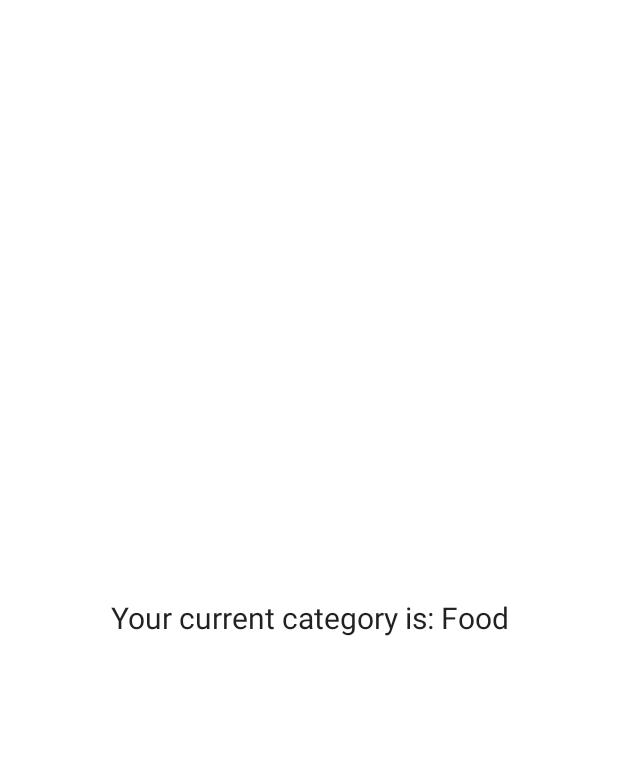
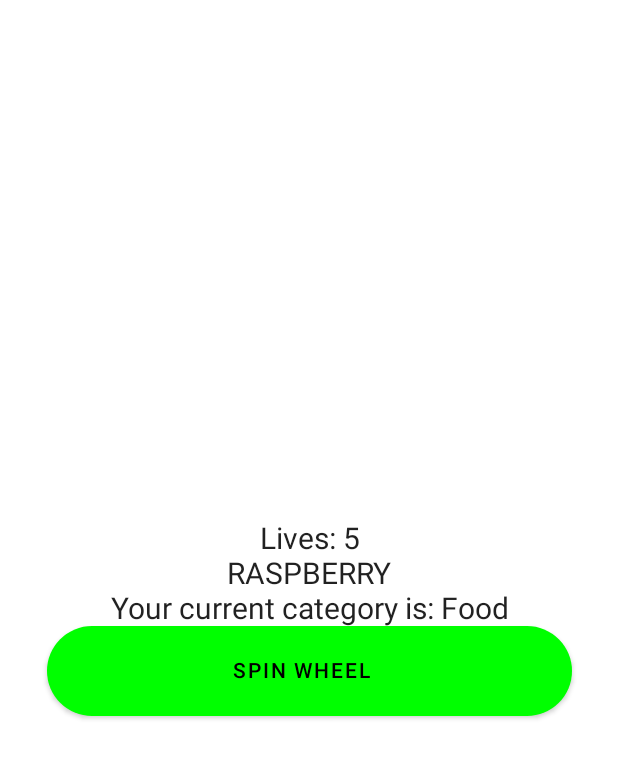
Before and after one commit to AlexBatten/wheeloffortune, an Android app built with Jetpack Compose: the @Preview function PlayScreenPreview, on a phone screen of 412 x 824 dp. Shown: the top 759 px of the screen. Run offline under Robolectric (Android 15) with nearby library versions, the phone set to English and light mode, and no system bars.

```diff
--- a/app/src/main/java/com/example/wheeloffortune/PlayScreen.kt
+++ b/app/src/main/java/com/example/wheeloffortune/PlayScreen.kt
@@ -1,24 +1,23 @@
 package com.example.wheeloffortune
 
-import android.content.Intent
+import android.annotation.SuppressLint
 import android.os.Bundle
 import androidx.activity.ComponentActivity
 import androidx.activity.compose.setContent
 import androidx.compose.foundation.layout.*
 import androidx.compose.foundation.shape.RoundedCornerShape
 import androidx.compose.material.*
-import androidx.compose.runtime.Composable
+import androidx.compose.runtime.*
 import androidx.compose.ui.Alignment
 import androidx.compose.ui.Modifier
 import androidx.compose.ui.graphics.Color
 import androidx.compose.ui.res.stringResource
+import androidx.compose.ui.text.input.TextFieldValue
 import androidx.compose.ui.text.style.TextAlign
 import androidx.compose.ui.tooling.preview.Preview
 import androidx.compose.ui.unit.dp
 import androidx.compose.ui.unit.sp
 import com.example.wheeloffortune.data.Data
-import com.example.wheeloffortune.model.Player
-import com.example.wheeloffortune.model.Wheel
 import com.example.wheeloffortune.ui.theme.WheeloffortuneTheme
 import kotlin.random.Random
 
@@ -34,6 +33,7 @@ class PlayScreen : ComponentActivity() {
                     modifier = Modifier.fillMaxSize(),
                     color = MaterialTheme.colors.background
                 ) {
+                    newGame()
                     Combined()
                 }
             }
@@ -49,16 +49,11 @@ fun Combined() {
         verticalArrangement = Arrangement.Center,
         horizontalAlignment = Alignment.CenterHorizontally){
 
-        data.currentcategory = data.categoryarray[randomint(data.categoryarray.size)]
-
-        when (data.currentcategory) {
-            "Animal" -> data.currentword = data.animalarray[randomint(data.animalarray.size)]
-            "City" -> data.currentword = data.cityarray[randomint(data.cityarray.size)]
-            "Food" -> data.currentword = data.foodarray[randomint(data.foodarray.size)]
-            "Software" -> data.currentword = data.softwarearray[randomint(data.softwarearray.size)]
-        }
-
+        LifeField()
+        WordField()
         CategoryField()
+        SpinButton()
+        KeyboardField()
 
     }
 }
@@ -71,6 +66,18 @@ fun CategoryField() {
 @Composable
 fun WordField() {
 
+    Text(text = data.currentword, fontSize = 20.sp, textAlign = TextAlign.Center, modifier = Modifier.width(400.dp))
+
+}
+
+//TODO: FIX STATE NOT UPDATING WHEN UPDATING LIFE AMOUNT IN DATA
+
+@SuppressLint("UnrememberedMutableState")
+@Composable
+fun LifeField() {
+
+    val lifeui by mutableStateOf(data.player.life)
+    Text(text = stringResource(R.string.lifeamount) + " " + lifeui, fontSize = 20.sp, textAlign = TextAlign.Center, modifier = Modifier.width(400.dp))
 }
 
 @Composable
@@ -80,10 +87,12 @@ fun KeyboardField() {
 
 @Composable
 fun SpinButton() {
-    Button(onClick = {      }, colors = ButtonDefaults.buttonColors(backgroundColor = Color.Green), shape = RoundedCornerShape(100.dp), modifier = Modifier
+    Button(onClick = {data.currentfield = randomint(data.wheel.fieldarray.size)
+                     data.player.life = data.player.life-1
+                     }, colors = ButtonDefaults.buttonColors(backgroundColor = Color.Green), shape = RoundedCornerShape(100.dp), modifier = Modifier
         .height(60.dp)
         .width(350.dp)) {
-        Text(text = stringResource(R.string.play_button_text), Modifier.padding(0.dp,0.dp,10.dp,0.dp), color = Color.Black )
+        Text(text = stringResource(R.string.spin_button_text), Modifier.padding(0.dp,0.dp,10.dp,0.dp), color = Color.Black )
     }
 }
 
@@ -95,12 +104,30 @@ fun PlayScreenPreview() {
             modifier = Modifier.fillMaxSize(),
             color = MaterialTheme.colors.background
         ) {
-        Combined()
+            newGame()
+            Combined()
         }
     }
 }
 
 fun randomint(size: Int): Int {
-    val random = Random.nextInt(size);
+    val random = Random.nextInt(size)
     return random
 }
+
+fun newGame() {
+
+    data.currentcategory = data.categoryarray[randomint(data.categoryarray.size)]
+
+    when (data.currentcategory) {
+        "Animal" -> data.currentword = data.animalarray[randomint(data.animalarray.size)]
+        "City" -> data.currentword = data.cityarray[randomint(data.cityarray.size)]
+        "Food" -> data.currentword = data.foodarray[randomint(data.foodarray.size)]
+        "Software" -> data.currentword = data.softwarearray[randomint(data.softwarearray.size)]
+    }
+
+    data.player.balance = 0
+    data.player.life = 5
+    data.currentfield = 0
+
+}
--- a/app/src/main/java/com/example/wheeloffortune/data/Data.kt
+++ b/app/src/main/java/com/example/wheeloffortune/data/Data.kt
@@ -1,5 +1,6 @@
 package com.example.wheeloffortune.data
 
+import com.example.wheeloffortune.model.Field
 import com.example.wheeloffortune.model.Player
 import com.example.wheeloffortune.model.Wheel
 
@@ -9,13 +10,7 @@ class Data {
     var wheel = Wheel()
     var currentcategory: String = ""
     var currentword: String = ""
-
-    fun newGame() {
-
-        player.balance = 0
-        player.life = 5
-
-    }
+    var currentfield: Int = 0
 
     val categoryarray = arrayOf(
         "Animal",
--- a/app/src/main/java/com/example/wheeloffortune/model/Player.kt
+++ b/app/src/main/java/com/example/wheeloffortune/model/Player.kt
@@ -1,6 +1,6 @@
 package com.example.wheeloffortune.model
 
 class Player (lifeamount: Int, balanceamount: Int) {
-    var life: Int = lifeamount
+    var life : Int = lifeamount
     var balance: Int = balanceamount
 }
--- a/app/src/main/res/values/strings.xml
+++ b/app/src/main/res/values/strings.xml
@@ -11,6 +11,7 @@
     <string name="play_button_text">PLAY GAME</string>
     <string name="spin_button_text">SPIN WHEEL</string>
     <string name="current_category">Your current category is:</string>
+    <string name="lifeamount">Lives:</string>
 
     // CATEGORY
 
```
